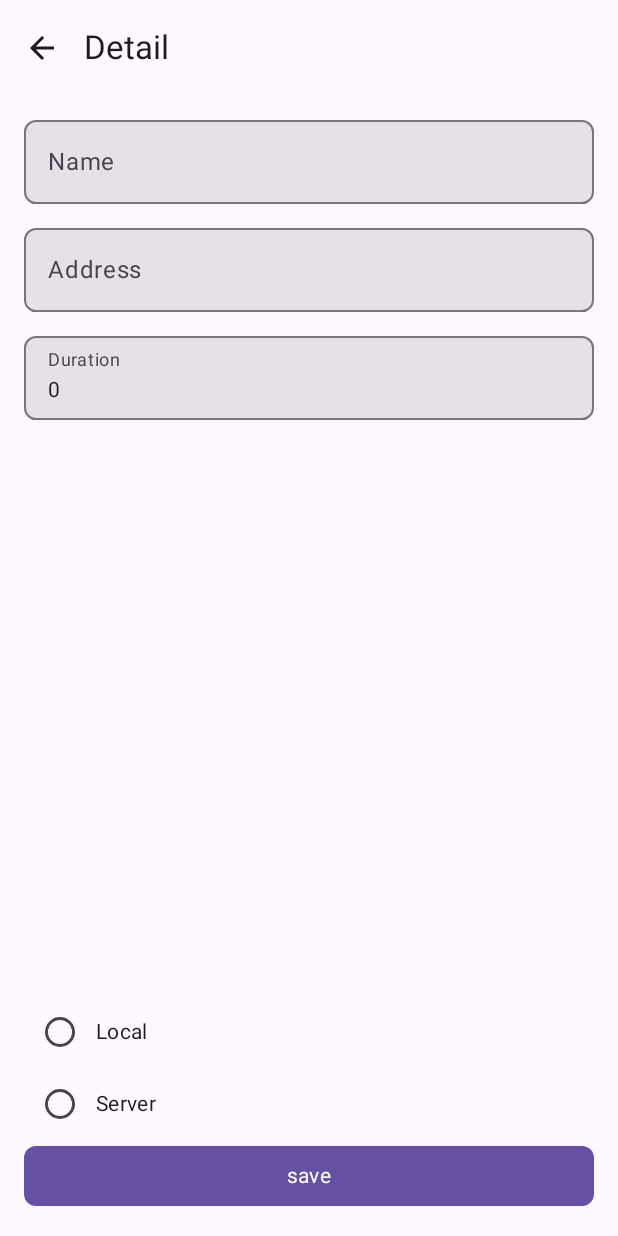
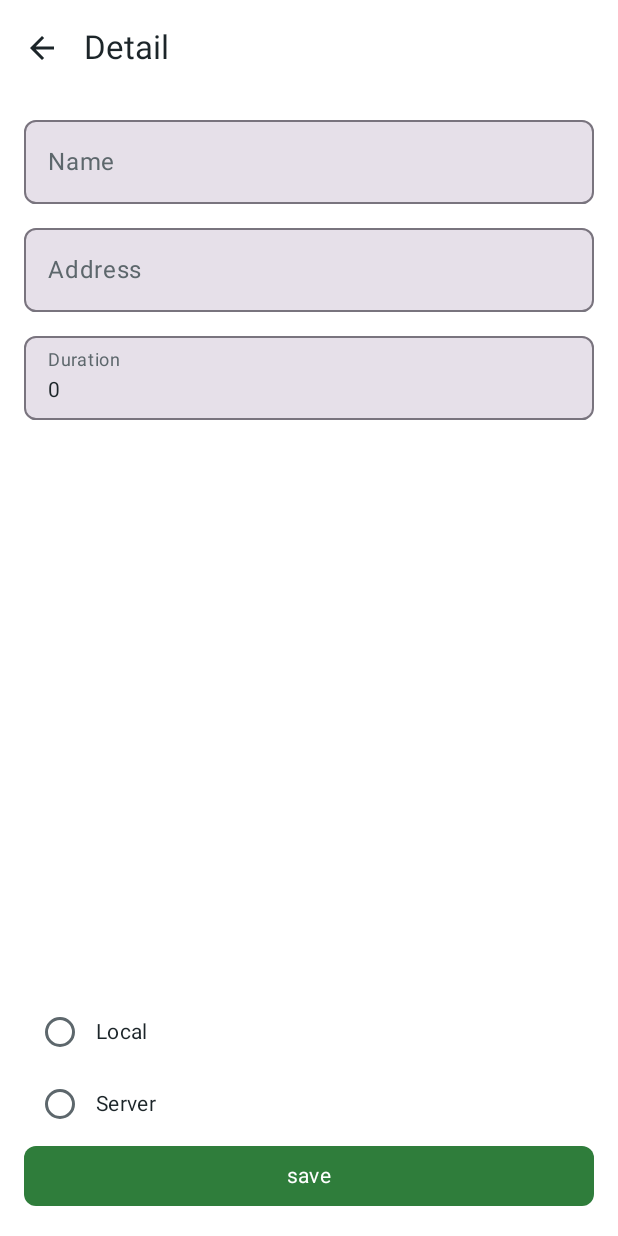
Before and after one commit to SicMarcis/CS-Scores, an Android app built with Jetpack Compose: the screen it shows after launch (MainActivity), after a tap on "Scroll to top", on a phone screen of 412 x 824 dp. Run offline under Robolectric (Android 15) with nearby library versions, the phone set to English and light mode, and no system bars; our stand-ins replace Firebase (no records; nobody signed in at launch, a user with empty details on screens opened directly), Room's generated code; 1 statement that could not run was skipped; 3 other taps on this screen came first.

Commit message:
- some small theming

```diff
--- a/app/src/main/java/cz/sic/scores/MainActivity.kt
+++ b/app/src/main/java/cz/sic/scores/MainActivity.kt
@@ -17,8 +17,7 @@ class MainActivity : ComponentActivity() {
         super.onCreate(savedInstanceState)
         enableEdgeToEdge()
         setContent {
-            val isDarkMode by rememberSaveable { mutableStateOf(false) } // You can implement a toggle for dark mode if needed
-            ScoreTheme(darkTheme = isDarkMode) {
+            ScoreTheme {
                 val navController = rememberNavController()
                 ScoresNavGraph(
                     navController = navController
--- a/core/design-system/src/main/java/cz/sic/ds/components/DsLoadingContent.kt
+++ b/core/design-system/src/main/java/cz/sic/ds/components/DsLoadingContent.kt
@@ -21,14 +21,16 @@ fun DsLoadingContent(
 ) {
     Surface(
         modifier = modifier.size(100.dp),
-        color = Ds.Color.Transparent.t50,
+        color = Ds.Color.LocadingContent.background,
         shape = RoundedCornerShape(8.dp)
     ) {
         Box(
             modifier = Modifier.fillMaxSize(),
             contentAlignment = Alignment.Center
         ) {
-            CircularProgressIndicator()
+            CircularProgressIndicator(
+                progress = 0.5f,
+            )
         }
     }
 }
--- a/core/design-system/src/main/java/cz/sic/ds/components/DsScoreItem.kt
+++ b/core/design-system/src/main/java/cz/sic/ds/components/DsScoreItem.kt
@@ -1,8 +1,6 @@
 package cz.sic.ds.components
 
-import android.widget.Space
 import androidx.compose.foundation.border
-import androidx.compose.foundation.clickable
 import androidx.compose.foundation.combinedClickable
 import androidx.compose.foundation.layout.Arrangement
 import androidx.compose.foundation.layout.Box
@@ -10,7 +8,6 @@ import androidx.compose.foundation.layout.Column
 import androidx.compose.foundation.layout.Row
 import androidx.compose.foundation.layout.Spacer
 import androidx.compose.foundation.layout.fillMaxWidth
-import androidx.compose.foundation.layout.height
 import androidx.compose.foundation.layout.padding
 import androidx.compose.foundation.layout.width
 import androidx.compose.foundation.layout.wrapContentHeight
@@ -36,14 +33,15 @@ import cz.sic.ds.utils.DsPreview
 fun DsScoreItem(
     item: ScoreItem,
     onClick: () -> Unit,
-    onLongClick: () -> Unit = {}
+    onLongClick: () -> Unit = {},
+    modifier: Modifier = Modifier,
 ) {
     Card(
         shape = CardDefaults.elevatedShape,
         colors = CardDefaults.cardColors(
-            containerColor = Ds.Color.Theme.itemBackground
+            //containerColor = Ds.Color.Theme.itemBackground
         ),
-        modifier = Modifier
+        modifier = modifier
             .combinedClickable(
                 onClick = onClick,
                 onLongClick = onLongClick
@@ -95,7 +93,7 @@ fun DsScoreItem(
                     )
                 }
             }
-            StoreBadge(
+            DsStoreBadge(
                 type = item.badgeType,
                 modifier = Modifier
                     .padding(8.dp)
--- /dev/null
+++ b/core/design-system/src/main/java/cz/sic/ds/components/DsStoreBadge.kt
@@ -0,0 +1,56 @@
+package cz.sic.ds.components
+
+import androidx.compose.foundation.layout.padding
+import androidx.compose.material3.Badge
+import androidx.compose.material3.MaterialTheme
+import androidx.compose.material3.Text
+import androidx.compose.runtime.Composable
+import androidx.compose.ui.Modifier
+import androidx.compose.ui.res.stringResource
+import androidx.compose.ui.unit.dp
+import cz.sic.ds.R
+import cz.sic.ds.theme.Ds
+import cz.sic.ds.theme.DsColorsLight
+import cz.sic.ds.theme.ScoreTheme
+import cz.sic.ds.utils.DsPreview
+
+@Composable
+fun DsStoreBadge(
+    type: BadgeType?,
+    modifier: Modifier = Modifier
+) {
+    Badge(
+        modifier = modifier
+            .padding(4.dp),
+        containerColor = when (type) {
+            BadgeType.Local -> Ds.Color.Badge.contentColorLocal
+            BadgeType.Remote -> Ds.Color.Badge.contentColorRemote
+            null -> Ds.Color.Badge.contentColorLocal
+        },
+    ) {
+        Text(
+            style = MaterialTheme.typography.bodyMedium,
+            color = Ds.Color.Badge.textColor,
+            modifier = modifier
+                .padding(4.dp),
+            text = when (type) {
+                BadgeType.Local -> stringResource(R.string.badge_local)
+                BadgeType.Remote -> stringResource(R.string.badge_remote)
+                null -> "-"
+            })
+    }
+}
+
+enum class BadgeType {
+    Local,
+    Remote
+}
+
+@DsPreview
+@Composable
+fun DsStoreBadgePreview() {
+    ScoreTheme {
+        DsStoreBadge(type = BadgeType.Local)
+    }
+
+}
--- a/core/design-system/src/main/java/cz/sic/ds/components/ScoreList.kt
+++ b/core/design-system/src/main/java/cz/sic/ds/components/ScoreList.kt
@@ -1,5 +1,8 @@
 package cz.sic.ds.components
 
+import androidx.compose.animation.core.Spring
+import androidx.compose.animation.core.spring
+import androidx.compose.animation.core.tween
 import androidx.compose.foundation.layout.PaddingValues
 import androidx.compose.foundation.layout.Spacer
 import androidx.compose.foundation.layout.height
@@ -18,13 +21,19 @@ fun ScoreList(
     onLongClick: (ScoreItem) -> Unit = { },
 ) {
     LazyColumn(
-        contentPadding = PaddingValues(4.dp)
+        contentPadding = PaddingValues(4.dp),
+
     ) {
         itemsIndexed(scores, key = { _, item ->  item.id }) { index, item ->
             if(index > 0) {
                 Spacer(modifier = Modifier.height(8.dp))
             }
             DsScoreItem(
+                modifier = Modifier.animateItem(
+                    fadeInSpec = tween(durationMillis = 500),
+                    fadeOutSpec = tween(durationMillis = 500),
+                    placementSpec = spring(stiffness = Spring.StiffnessLow, dampingRatio = Spring.DampingRatioMediumBouncy)
+                ),
                 item = item,
                 onClick = { onClick(item) },
                 onLongClick = { onLongClick(item) }
--- a/core/design-system/src/main/java/cz/sic/ds/components/StoreBadge.kt
+++ /dev/null
@@ -1,35 +0,0 @@
-package cz.sic.ds.components
-
-import androidx.compose.material3.Badge
-import androidx.compose.material3.Text
-import androidx.compose.runtime.Composable
-import androidx.compose.ui.Modifier
-import androidx.compose.ui.res.stringResource
-import cz.sic.ds.R
-import cz.sic.ds.theme.Ds
-
-@Composable
-fun StoreBadge(
-    type: BadgeType?,
-    modifier: Modifier = Modifier
-) {
-    Badge(
-        modifier = modifier,
-        containerColor = when (type) {
-            BadgeType.Local -> Ds.Color.Badge.contentColorLocal
-            BadgeType.Remote -> Ds.Color.Badge.contentColorRemote
-            null -> Ds.Color.Badge.contentColorLocal
-        }
-    ) {
-        Text(text = when (type) {
-            BadgeType.Local -> stringResource(R.string.badge_local)
-            BadgeType.Remote -> stringResource(R.string.badge_remote)
-            null -> "-"
-        })
-    }
-}
-
-enum class BadgeType {
-    Local,
-    Remote
-}
--- a/core/design-system/src/main/java/cz/sic/ds/theme/Color.kt
+++ b/core/design-system/src/main/java/cz/sic/ds/theme/Color.kt
@@ -1,5 +1,7 @@
 package cz.sic.ds.theme
 
+import androidx.compose.foundation.isSystemInDarkTheme
+import androidx.compose.runtime.Composable
 import androidx.compose.ui.graphics.Color
 
 val Purple80 = Color(0xFFD0BCFF)
@@ -19,15 +21,23 @@ object Ds {
                 Grey.g80
         }
 
+        object LocadingContent {
+            val background: androidx.compose.ui.graphics.Color
+                @Composable get() = if (isSystemInDarkTheme()) Transparent.t50d else Transparent.t50l
+        }
         object Badge {
             val contentColorLocal: androidx.compose.ui.graphics.Color =
                 androidx.compose.ui.graphics.Color.Green
             val contentColorRemote: androidx.compose.ui.graphics.Color =
                 androidx.compose.ui.graphics.Color.Cyan
+
+            val textColor: androidx.compose.ui.graphics.Color =
+                DsColorsLight.Gray.g90
         }
 
         object Transparent {
-            val t50: androidx.compose.ui.graphics.Color = Color(0x80000000)
+            val t50l: androidx.compose.ui.graphics.Color = Color(0x80000000)
+            val t50d: androidx.compose.ui.graphics.Color = Color(0x80FFFFFF)
         }
 
         object Grey {
--- /dev/null
+++ b/core/design-system/src/main/java/cz/sic/ds/theme/DsColorSchemes.kt
@@ -0,0 +1,42 @@
+package cz.sic.ds.theme
+
+import androidx.compose.material3.darkColorScheme
+import androidx.compose.material3.lightColorScheme
+import cz.sic.ds.theme.DsColorsLight
+
+internal val DsLightColorScheme = lightColorScheme(
+    primary = DsColorsLight.Green.g60,
+    onPrimary = DsColorsLight.Gray.g00,
+    surface = DsColorsLight.Gray.g00,
+    onSurface = DsColorsLight.Gray.g90,
+    onSurfaceVariant = DsColorsLight.Gray.g70,
+    surfaceVariant = DsColorsLight.Gray.g10,
+    background = DsColorsLight.Gray.g00,
+    onBackground = DsColorsLight.Gray.g90,
+    secondaryContainer = DsColorsLight.Green.g30,
+    tertiaryContainer = DsColorsLight.Green.g40,
+
+    error = DsColorsLight.Red.r60,
+    onError = DsColorsLight.Gray.g00,
+
+    secondary = DsColorsLight.Green.g20,
+    tertiary = DsColorsLight.Green.g40
+)
+
+internal val DsDarkColorScheme = darkColorScheme(
+    primary = DsColorsDark.Green.g60,
+    onPrimary = DsColorsDark.Gray.g00,
+    surface = DsColorsDark.Gray.g00,
+    onSurface = DsColorsDark.Gray.g90,
+    onSurfaceVariant = DsColorsDark.Gray.g70,
+    surfaceVariant = DsColorsDark.Gray.g10,
+    background = DsColorsDark.Gray.g00,
+    onBackground = DsColorsDark.Gray.g90,
+    secondaryContainer = DsColorsLight.Green.g80,
+
+    error = DsColorsDark.Red.r60,
+    onError = DsColorsDark.Gray.g00,
+
+    secondary = DsColorsDark.Green.g60,
+    tertiary = DsColorsDark.Green.g80
+)
--- /dev/null
+++ b/core/design-system/src/main/java/cz/sic/ds/theme/DsColorsDark.kt
@@ -0,0 +1,45 @@
+package cz.sic.ds.theme
+
+import androidx.compose.ui.graphics.Color
+
+class DsColorsDark {
+    object Gray {
+        val g00: Color = Color(0xFF121212)
+        val g10: Color = Color(0xFF000505)
+        val g20: Color = Color(0xFF1C2529)
+        val g30: Color = Color(0xFF374045)
+        val g40: Color = Color(0xFF5D676C)
+        val g50: Color = Color(0xFF848C91)
+        val g60: Color = Color(0xFF9CA4A9)
+        val g70: Color = Color(0xFFB6BDC0)
+        val g80: Color = Color(0xFFDADEE0)
+        val g90: Color = Color(0xFFF2F4F4)
+        val g100: Color = Color(0xFFFFFFFF)
+    }
+
+    object Green {
+        val g10: Color = Color(0xFF0F351A)
+        val g20: Color = Color(0xFF164523)
+        val g30: Color = Color(0xFF185729)
+        val g40: Color = Color(0xFF256933)
+        val g50: Color = Color(0xFF2F7D3B)
+        val g60: Color = Color(0xFF8FCD95)
+        val g70: Color = Color(0xFFAEE3B1)
+        val g80: Color = Color(0xFFC6EBC8)
+        val g90: Color = Color(0xFFDDF4DE)
+        val g100: Color = Color(0xFFF1FAF2)
+    }
+
+    object Red {
+        val r10: Color = Color(0xFF290300)
+        val r20: Color = Color(0xFF530600)
+        val r30: Color = Color(0xFF7D0A00)
+        val r40: Color = Color(0xFFA70D00)
+        val r50: Color = Color(0xFFD11100)
+        val r60: Color = Color(0xFFDA4033)
+        val r70: Color = Color(0xFFE37066)
+        val r80: Color = Color(0xFFEC9F99)
+        val r90: Color = Color(0xFFF5CFCC)
+        val r100: Color = Color(0xFFFCF3F2)
+    }
+}
--- /dev/null
+++ b/core/design-system/src/main/java/cz/sic/ds/theme/DsColorsLight.kt
@@ -0,0 +1,45 @@
+package cz.sic.ds.theme
+
+import androidx.compose.ui.graphics.Color
+
+class DsColorsLight {
+    object Gray {
+        val g00: Color = Color(0xFFFFFFFF)
+        val g10: Color = Color(0xFFF5F5F5)
+        val g20: Color = Color(0xFFF2F4F4)
+        val g30: Color = Color(0xFFDADEE0)
+        val g40: Color = Color(0xFFB6BDC0)
+        val g50: Color = Color(0xFF9CA4A9)
+        val g60: Color = Color(0xFF848C91)
+        val g70: Color = Color(0xFF5D676C)
+        val g80: Color = Color(0xFF374045)
+        val g90: Color = Color(0xFF1C2529)
+        val g100: Color = Color(0xFF000000)
+    }
+
+    object Green {
+        val g10: Color = Color(0xFFF1FAF2)
+        val g20: Color = Color(0xFFDDF4DE)
+        val g30: Color = Color(0xFFC6EBC8)
+        val g40: Color = Color(0xFFAEE3B1)
+        val g50: Color = Color(0xFF8FCD95)
+        val g60: Color = Color(0xFF2F7D3B)
+        val g70: Color = Color(0xFF256933)
+        val g80: Color = Color(0xFF185729)
+        val g90: Color = Color(0xFF164523)
+        val g100: Color = Color(0xFF0F351A)
+    }
+
+    object Red {
+        val r10: Color = Color(0xFFFCF3F2)
+        val r20: Color = Color(0xFFF5CFCC)
+        val r30: Color = Color(0xFFEC9F99)
+        val r40: Color = Color(0xFFE37066)
+        val r50: Color = Color(0xFFDA4033)
+        val r60: Color = Color(0xFFD11100)
+        val r70: Color = Color(0xFFA70D00)
+        val r80: Color = Color(0xFF7D0A00)
+        val r90: Color = Color(0xFF530600)
+        val r100: Color = Color(0xFF290300)
+    }
+}
--- a/core/design-system/src/main/java/cz/sic/ds/theme/ScoreTheme.kt
+++ b/core/design-system/src/main/java/cz/sic/ds/theme/ScoreTheme.kt
@@ -1,47 +1,40 @@
 package cz.sic.ds.theme
 
+import androidx.compose.foundation.LocalIndication
 import androidx.compose.foundation.isSystemInDarkTheme
+import androidx.compose.material3.LocalRippleConfiguration
 import androidx.compose.material3.MaterialTheme
 import androidx.compose.material3.darkColorScheme
 import androidx.compose.material3.lightColorScheme
 import androidx.compose.runtime.Composable
+import androidx.compose.runtime.CompositionLocalProvider
+import androidx.compose.runtime.staticCompositionLocalOf
 
-private val DarkColorScheme = darkColorScheme(
-    primary = Purple80,
-    secondary = PurpleGrey80,
-    tertiary = Pink80
-)
+val LightMaterialColors = staticCompositionLocalOf {
+    lightColorScheme()
+}
 
-private val LightColorScheme = lightColorScheme(
-    primary = Purple40,
-    secondary = PurpleGrey40,
-    tertiary = Pink40
-
-    /* Other default colors to override
-    background = Color(0xFFFFFBFE),
-    surface = Color(0xFFFFFBFE),
-    onPrimary = Color.White,
-    onSecondary = Color.White,
-    onTertiary = Color.White,
-    onBackground = Color(0xFF1C1B1F),
-    onSurface = Color(0xFF1C1B1F),
-    */
-)
-
+val DarkMaterialColors = staticCompositionLocalOf {
+    darkColorScheme()
+}
 @Composable
 fun ScoreTheme(
     darkTheme: Boolean = isSystemInDarkTheme(),
     content: @Composable () -> Unit
 ) {
     val colorScheme = if (darkTheme) {
-        DarkColorScheme
+        DsDarkColorScheme
     } else {
-        LightColorScheme
+        DsLightColorScheme
     }
 
-    MaterialTheme(
-        colorScheme = colorScheme,
-        typography = Typography,
-        content = content
-    )
+    CompositionLocalProvider {
+        MaterialTheme(
+            colorScheme = colorScheme,
+            typography = Typography,
+            content = content
+        )
+    }
+
+
 }
--- a/core/design-system/src/main/java/cz/sic/ds/utils/DsPreview.kt
+++ b/core/design-system/src/main/java/cz/sic/ds/utils/DsPreview.kt
@@ -3,6 +3,6 @@ package cz.sic.ds.utils
 import android.content.res.Configuration
 import androidx.compose.ui.tooling.preview.Preview
 
-@Preview(uiMode = Configuration.UI_MODE_NIGHT_NO, showBackground = true)
-@Preview(uiMode = Configuration.UI_MODE_NIGHT_YES, showBackground = true)
+@Preview(name = "Light", uiMode = Configuration.UI_MODE_NIGHT_NO, showBackground = true)
+@Preview(name = "Dark", uiMode = Configuration.UI_MODE_NIGHT_YES, showBackground = true)
 annotation class DsPreview
--- a/feature/detail/presentation/src/main/java/cz/sic/detail/presentation/ui/ScoreDetailScreen.kt
+++ b/feature/detail/presentation/src/main/java/cz/sic/detail/presentation/ui/ScoreDetailScreen.kt
@@ -31,7 +31,7 @@ import cz.sic.ds.components.BadgeType
 import cz.sic.ds.components.DsLoadingContent
 import cz.sic.ds.components.DsRowRadioButton
 import cz.sic.ds.components.DsTextField
-import cz.sic.ds.components.StoreBadge
+import cz.sic.ds.components.DsStoreBadge
 import cz.sic.ds.theme.ScoreTheme
 import cz.sic.ds.utils.DsPreview
 import org.koin.androidx.compose.koinViewModel
@@ -141,7 +141,7 @@ fun ScoreDetailContent(
                 Store.Any -> null
             }?.let {
                 Spacer(Modifier.height(16.dp))
-                StoreBadge(
+                DsStoreBadge(
                     type = when (score.store) {
                         Store.Local -> BadgeType.Local
                         Store.Remote -> BadgeType.Remote
--- a/feature/detail/presentation/src/main/java/cz/sic/detail/presentation/vm/ScoreDetailViewModel.kt
+++ b/feature/detail/presentation/src/main/java/cz/sic/detail/presentation/vm/ScoreDetailViewModel.kt
@@ -102,12 +102,7 @@ class ScoreDetailViewModel(
         }
     }
     private fun loadScore(id: Long, store: Store) {
-        _uiState.update {
-            it.copy(
-                isLoading = true,
-                editEnabled = false
-            )
-        }
+        _uiState.update { it.copy(editEnabled = false) }
         viewModelScope.launch {
             _uiState.update { it.copy(isLoading = true) }
             runCatching { getScoreItemUseCase(id, store) }
@@ -164,6 +159,7 @@ class ScoreDetailViewModel(
                     onFailure = { t ->
                         _uiState.update {
                             it.copy(
+                                isLoading = false,
                                 events = it.events + ScoreDetailContract.UiEvent.ShowError("Error saving: ${t.message}")
                             )
                         }
--- a/feature/list/presentation/src/main/java/cz/sic/list/presentation/ui/ScoreListScreen.kt
+++ b/feature/list/presentation/src/main/java/cz/sic/list/presentation/ui/ScoreListScreen.kt
@@ -14,6 +14,7 @@ import androidx.compose.material3.ExperimentalMaterial3Api
 import androidx.compose.material3.FloatingActionButton
 import androidx.compose.material3.FloatingActionButtonDefaults
 import androidx.compose.material3.Icon
+import androidx.compose.material3.MaterialTheme
 import androidx.compose.material3.SegmentedButton
 import androidx.compose.material3.SegmentedButtonDefaults
 import androidx.compose.material3.SingleChoiceSegmentedButtonRow
@@ -130,6 +131,7 @@ fun ScoreListContent(
                 .align(Alignment.BottomEnd)
                 .padding(32.dp)
                 .wrapContentSize(),
+            containerColor = MaterialTheme.colorScheme.secondaryContainer,
             shape = FloatingActionButtonDefaults.largeShape
         ) {
             Icon(
```
